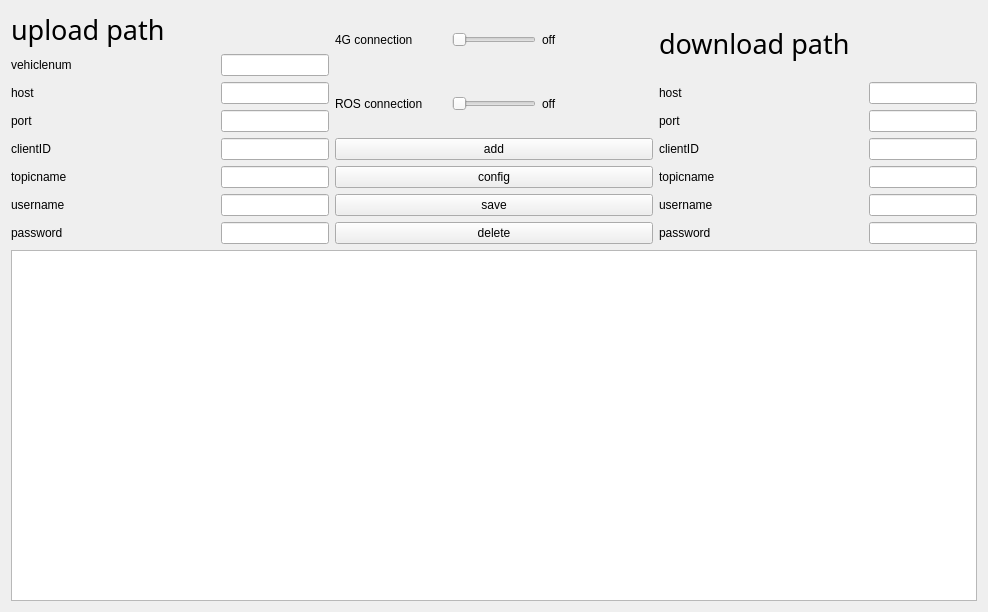
First picture: the form in plugin/Datamanager/netconfigwidget.ui, repository ponycandy/my_simulation_dir, before the edit.
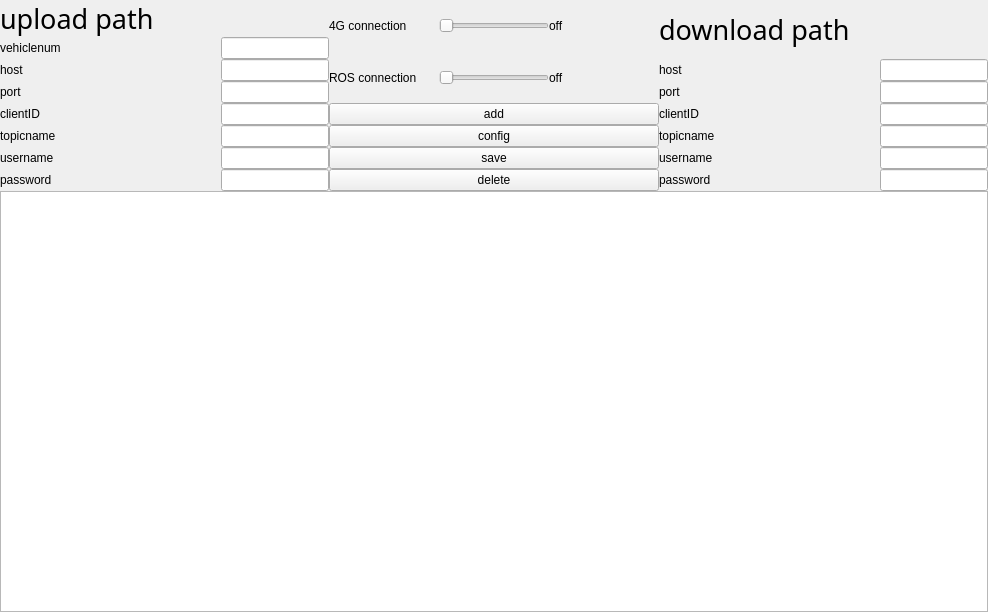
Second picture: the form after the edit.

```diff
--- a/plugin/Datamanager/netconfigwidget.ui
+++ b/plugin/Datamanager/netconfigwidget.ui
@@ -14,20 +14,38 @@
    <string>Form</string>
   </property>
   <layout class="QGridLayout" name="gridLayout">
+   <property name="leftMargin">
+    <number>0</number>
+   </property>
+   <property name="topMargin">
+    <number>0</number>
+   </property>
+   <property name="rightMargin">
+    <number>0</number>
+   </property>
+   <property name="bottomMargin">
+    <number>0</number>
+   </property>
+   <property name="spacing">
+    <number>0</number>
+   </property>
    <item row="0" column="0">
     <layout class="QVBoxLayout" name="verticalLayout_4">
+     <property name="spacing">
+      <number>0</number>
+     </property>
      <item>
       <layout class="QHBoxLayout" name="horizontalLayout_15">
+       <property name="spacing">
+        <number>0</number>
+       </property>
        <item>
         <layout class="QVBoxLayout" name="verticalLayout">
+         <property name="spacing">
+          <number>0</number>
+         </property>
          <item>
           <widget class="QLabel" name="label_8">
-           <property name="sizePolicy">
-            <sizepolicy hsizetype="Fixed" vsizetype="Preferred">
-             <horstretch>0</horstretch>
-             <verstretch>0</verstretch>
-            </sizepolicy>
-           </property>
            <property name="font">
             <font>
              <family>Agency FB</family>
@@ -41,6 +59,9 @@
          </item>
          <item>
           <layout class="QHBoxLayout" name="horizontalLayout_7">
+           <property name="spacing">
+            <number>0</number>
+           </property>
            <item>
             <widget class="QLabel" name="label_7">
              <property name="text">
@@ -65,6 +86,9 @@
          </item>
          <item>
           <layout class="QHBoxLayout" name="horizontalLayout">
+           <property name="spacing">
+            <number>0</number>
+           </property>
            <item>
             <widget class="QLabel" name="label">
              <property name="text">
@@ -86,6 +110,9 @@
          </item>
          <item>
           <layout class="QHBoxLayout" name="horizontalLayout_2">
+           <property name="spacing">
+            <number>0</number>
+           </property>
            <item>
             <widget class="QLabel" name="label_2">
              <property name="text">
@@ -107,6 +134,9 @@
          </item>
          <item>
           <layout class="QHBoxLayout" name="horizontalLayout_3">
+           <property name="spacing">
+            <number>0</number>
+           </property>
            <item>
             <widget class="QLabel" name="label_3">
              <property name="text">
@@ -128,6 +158,9 @@
          </item>
          <item>
           <layout class="QHBoxLayout" name="horizontalLayout_4">
+           <property name="spacing">
+            <number>0</number>
+           </property>
            <item>
             <widget class="QLabel" name="label_4">
              <property name="text">
@@ -149,6 +182,9 @@
          </item>
          <item>
           <layout class="QHBoxLayout" name="horizontalLayout_5">
+           <property name="spacing">
+            <number>0</number>
+           </property>
            <item>
             <widget class="QLabel" name="label_5">
              <property name="text">
@@ -170,6 +206,9 @@
          </item>
          <item>
           <layout class="QHBoxLayout" name="horizontalLayout_6">
+           <property name="spacing">
+            <number>0</number>
+           </property>
            <item>
             <widget class="QLabel" name="label_6">
              <property name="text">
@@ -193,8 +232,14 @@
        </item>
        <item>
         <layout class="QVBoxLayout" name="verticalLayout_2">
+         <property name="spacing">
+          <number>0</number>
+         </property>
          <item>
           <layout class="QHBoxLayout" name="horizontalLayout_8">
+           <property name="spacing">
+            <number>0</number>
+           </property>
            <item>
             <widget class="QLabel" name="label_10">
              <property name="text">
@@ -205,7 +250,7 @@
            <item>
             <widget class="QSlider" name="horizontalSlider">
              <property name="sizePolicy">
-              <sizepolicy hsizetype="Fixed" vsizetype="Fixed">
+              <sizepolicy hsizetype="Preferred" vsizetype="Preferred">
                <horstretch>0</horstretch>
                <verstretch>0</verstretch>
               </sizepolicy>
@@ -232,6 +277,9 @@
          </item>
          <item>
           <layout class="QHBoxLayout" name="horizontalLayout_16">
+           <property name="spacing">
+            <number>0</number>
+           </property>
            <item>
             <widget class="QLabel" name="label_18">
              <property name="text">
@@ -242,7 +290,7 @@
            <item>
             <widget class="QSlider" name="horizontalSlider_2">
              <property name="sizePolicy">
-              <sizepolicy hsizetype="Fixed" vsizetype="Fixed">
+              <sizepolicy hsizetype="Preferred" vsizetype="Preferred">
                <horstretch>0</horstretch>
                <verstretch>0</verstretch>
               </sizepolicy>
@@ -296,6 +344,9 @@
        </item>
        <item>
         <layout class="QVBoxLayout" name="verticalLayout_3">
+         <property name="spacing">
+          <number>0</number>
+         </property>
          <item>
           <widget class="QLabel" name="label_9">
            <property name="font">
@@ -311,6 +362,9 @@
          </item>
          <item>
           <layout class="QHBoxLayout" name="horizontalLayout_9">
+           <property name="spacing">
+            <number>0</number>
+           </property>
            <item>
             <widget class="QLabel" name="label_11">
              <property name="text">
@@ -332,6 +386,9 @@
          </item>
          <item>
           <layout class="QHBoxLayout" name="horizontalLayout_10">
+           <property name="spacing">
+            <number>0</number>
+           </property>
            <item>
             <widget class="QLabel" name="label_12">
              <property name="text">
@@ -353,6 +410,9 @@
          </item>
          <item>
           <layout class="QHBoxLayout" name="horizontalLayout_11">
+           <property name="spacing">
+            <number>0</number>
+           </property>
            <item>
             <widget class="QLabel" name="label_13">
              <property name="text">
@@ -374,6 +434,9 @@
          </item>
          <item>
           <layout class="QHBoxLayout" name="horizontalLayout_12">
+           <property name="spacing">
+            <number>0</number>
+           </property>
            <item>
             <widget class="QLabel" name="label_14">
              <property name="text">
@@ -395,6 +458,9 @@
          </item>
          <item>
           <layout class="QHBoxLayout" name="horizontalLayout_13">
+           <property name="spacing">
+            <number>0</number>
+           </property>
            <item>
             <widget class="QLabel" name="label_15">
              <property name="text">
@@ -416,6 +482,9 @@
          </item>
          <item>
           <layout class="QHBoxLayout" name="horizontalLayout_14">
+           <property name="spacing">
+            <number>0</number>
+           </property>
            <item>
             <widget class="QLabel" name="label_16">
              <property name="text">
```
